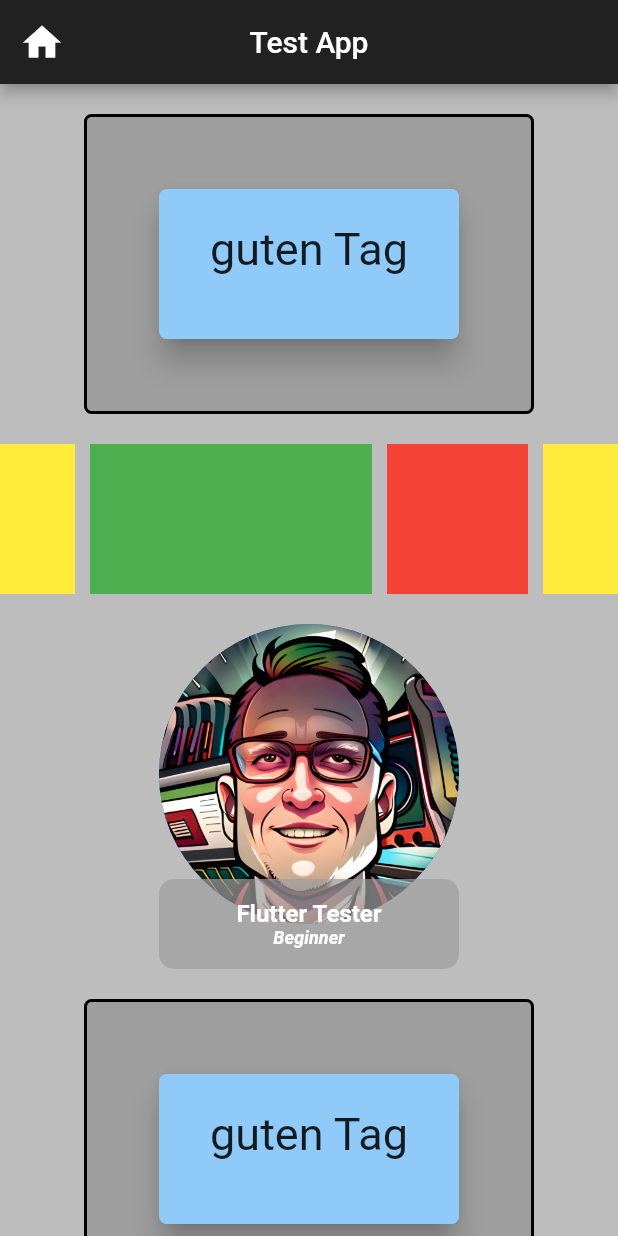
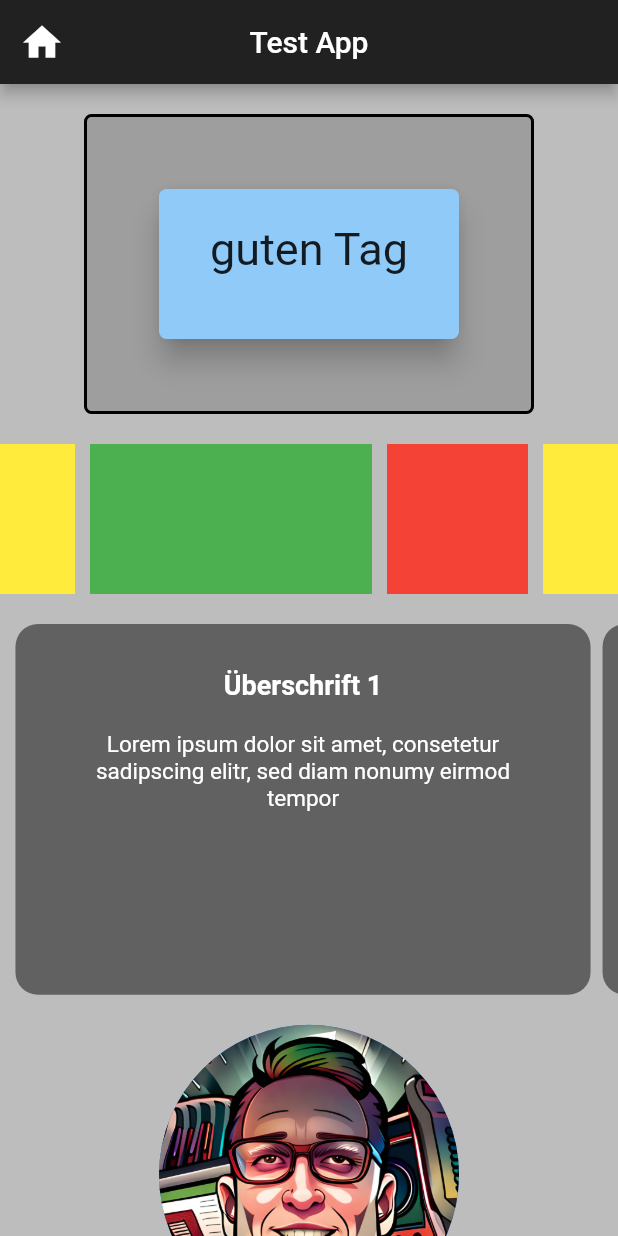
Before and after one commit to markusweiss/flutter-train, a Flutter app: the screen it shows after launch, on a phone screen of 412 x 824 dp. Run offline on Flutter 3.47's test engine with Material 2 defaults, Android fonts, the phone set to English and light mode, and no system bars; Roboto replaces fonts that are missing (Ruby).

Commit message:
add view with parameter

```diff
--- a/flutter_grundlagen/testapp/lib/presentation/pages/widgets_example_page.dart
+++ b/flutter_grundlagen/testapp/lib/presentation/pages/widgets_example_page.dart
@@ -1,5 +1,6 @@
 import 'package:flutter/material.dart';
 import 'package:testapp/presentation/widgets/container.text.dart';
+import 'package:testapp/presentation/widgets/parameter_view.dart';
 import 'package:testapp/presentation/widgets/profile_image.dart';
 import 'package:testapp/presentation/widgets/row_expanded.dart';
 
@@ -36,11 +37,11 @@ class WidgetsExamplePage extends StatelessWidget {
             SizedBox(
               height: 20,
             ),
-            ProfilePicture(),
+            ParameterView(),
             SizedBox(
               height: 20,
             ),
-            ContainerText(),
+            ProfilePicture(),
           ],
         ),
       ),
--- /dev/null
+++ b/flutter_grundlagen/testapp/lib/presentation/widgets/parameter_view.dart
@@ -0,0 +1,75 @@
+import 'package:flutter/material.dart';
+
+class ParameterView extends StatelessWidget {
+  const ParameterView({Key? key}) : super(key: key);
+
+  @override
+  Widget build(BuildContext context) {
+    final size = MediaQuery.of(context).size;
+    return SizedBox(
+      height: size.height * 0.3,
+      child: PageView(
+        controller: PageController(viewportFraction: 0.95),
+        children: [
+          Padding(
+            padding: const EdgeInsets.only(right: 8.0),
+            child: SinglePage(
+              size: size,
+              text:
+                  'Lorem ipsum dolor sit amet, consetetur sadipscing elitr, sed diam nonumy eirmod tempor ',
+              title: 'Überschrift 1',
+            ),
+          ),
+          SinglePage(
+            size: size,
+            text:
+                'Lorem ipsum dolor sit amet, consetetur sadipscing elitr, sed diam nonumy eirmod tempor Lorem ipsum dolor sit amet, consetetur sadipscing elitr, sed diam nonumy eirmod tempor ',
+            title: 'Überschrift 2',
+          )
+        ],
+      ),
+    );
+  }
+}
+
+class SinglePage extends StatelessWidget {
+  final Size size;
+  final String title;
+  final String text;
+
+  const SinglePage(
+      {Key? key, required this.size, required this.title, required this.text})
+      : super(key: key);
+
+  @override
+  Widget build(BuildContext context) {
+    return Container(
+      height: size.height * 0.2,
+      width: size.width * 0.85,
+      decoration: BoxDecoration(
+          color: Colors.grey[700], borderRadius: BorderRadius.circular(15)),
+      child: Padding(
+        padding: const EdgeInsets.all(30),
+        child: Column(
+          children: [
+            Text(
+              title,
+              style: const TextStyle(
+                  color: Colors.white,
+                  fontWeight: FontWeight.bold,
+                  fontSize: 18),
+            ),
+            const SizedBox(
+              height: 20,
+            ),
+            Text(
+              text,
+              style: const TextStyle(color: Colors.white, fontSize: 15),
+              textAlign: TextAlign.center,
+            ),
+          ],
+        ),
+      ),
+    );
+  }
+}
```
